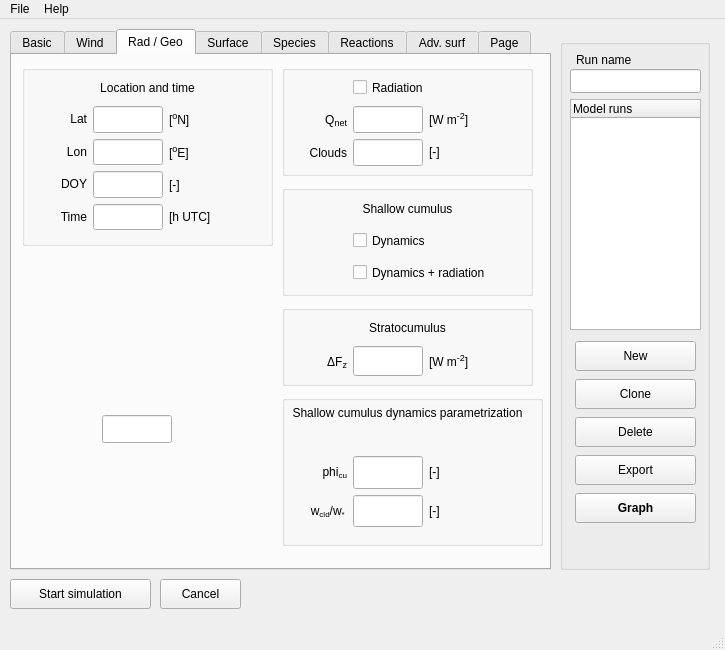
Above: mainwindow.ui from wouterkoks/modelgui before the change. Below: the same form after it.
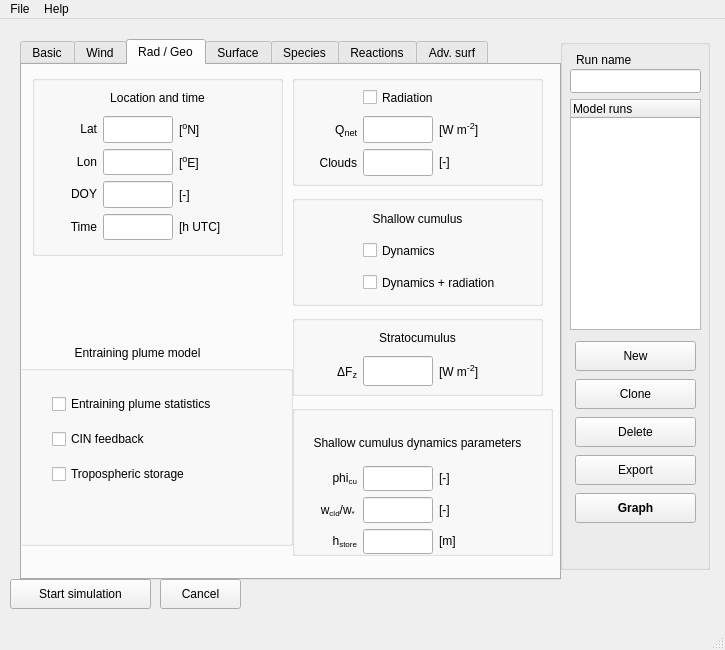
That is the form after the change. The open tabs and pages were chosen to show the change.

Commit message: latest version, CIN model not working properly

Patch:
```diff
--- a/mainwindow.ui
+++ b/mainwindow.ui
@@ -41,8 +41,8 @@
    <widget class="QTabWidget" name="tabWidget">
     <property name="geometry">
      <rect>
-      <x>10</x>
-      <y>10</y>
+      <x>20</x>
+      <y>20</y>
       <width>541</width>
       <height>541</height>
      </rect>
@@ -72,7 +72,7 @@
      <string>&lt;html&gt;&lt;head/&gt;&lt;body&gt;&lt;p&gt;Plume&lt;/p&gt;&lt;/body&gt;&lt;/html&gt;</string>
     </property>
     <property name="currentIndex">
-     <number>7</number>
+     <number>2</number>
     </property>
     <widget class="QWidget" name="generalTab">
      <attribute name="title">
@@ -4197,8 +4197,8 @@
         <rect>
          <x>10</x>
          <y>61</y>
-         <width>231</width>
-         <height>71</height>
+         <width>211</width>
+         <height>88</height>
         </rect>
        </property>
        <layout class="QGridLayout" name="cu_parameters">
@@ -4236,6 +4236,47 @@
           </property>
          </widget>
         </item>
+        <item row="0" column="1">
+         <widget class="QLineEdit" name="input_cu_phi_cu">
+          <property name="sizePolicy">
+           <sizepolicy hsizetype="Fixed" vsizetype="Expanding">
+            <horstretch>0</horstretch>
+            <verstretch>0</verstretch>
+           </sizepolicy>
+          </property>
+          <property name="minimumSize">
+           <size>
+            <width>70</width>
+            <height>0</height>
+           </size>
+          </property>
+          <property name="maximumSize">
+           <size>
+            <width>70</width>
+            <height>16777215</height>
+           </size>
+          </property>
+          <property name="toolTip">
+           <string>scaling factor for cumulus moisture flux (Van Stratum (2014))</string>
+          </property>
+          <property name="alignment">
+           <set>Qt::AlignRight|Qt::AlignTrailing|Qt::AlignVCenter</set>
+          </property>
+         </widget>
+        </item>
+        <item row="0" column="2">
+         <widget class="QLabel" name="unitlabel_cu_phi_cu">
+          <property name="toolTip">
+           <string/>
+          </property>
+          <property name="text">
+           <string>&lt;html&gt;[-]&lt;/html&gt;</string>
+          </property>
+          <property name="alignment">
+           <set>Qt::AlignLeading|Qt::AlignLeft|Qt::AlignVCenter</set>
+          </property>
+         </widget>
+        </item>
         <item row="1" column="2">
          <widget class="QLabel" name="unitlabel_cu_wcld_fact">
           <property name="toolTip">
@@ -4249,34 +4290,6 @@
           </property>
          </widget>
         </item>
-        <item row="1" column="1">
-         <widget class="QLineEdit" name="input_cu_wcld_fact">
-          <property name="sizePolicy">
-           <sizepolicy hsizetype="Fixed" vsizetype="Expanding">
-            <horstretch>0</horstretch>
-            <verstretch>0</verstretch>
-           </sizepolicy>
-          </property>
-          <property name="minimumSize">
-           <size>
-            <width>70</width>
-            <height>0</height>
-           </size>
-          </property>
-          <property name="maximumSize">
-           <size>
-            <width>70</width>
-            <height>16777215</height>
-           </size>
-          </property>
-          <property name="toolTip">
-           <string>ratio between cloud vertical velocity and Deardorff velocity</string>
-          </property>
-          <property name="alignment">
-           <set>Qt::AlignRight|Qt::AlignTrailing|Qt::AlignVCenter</set>
-          </property>
-         </widget>
-        </item>
         <item row="0" column="0">
          <widget class="QLabel" name="label_cu_phi_cu">
           <property name="sizePolicy">
@@ -4308,41 +4321,100 @@
           </property>
          </widget>
         </item>
-        <item row="0" column="2">
-         <widget class="QLabel" name="unitlabel_cu_phi_cu">
+        <item row="1" column="1">
+         <widget class="QLineEdit" name="input_cu_wcld_fact">
+          <property name="sizePolicy">
+           <sizepolicy hsizetype="Fixed" vsizetype="Expanding">
+            <horstretch>0</horstretch>
+            <verstretch>0</verstretch>
+           </sizepolicy>
+          </property>
+          <property name="minimumSize">
+           <size>
+            <width>70</width>
+            <height>0</height>
+           </size>
+          </property>
+          <property name="maximumSize">
+           <size>
+            <width>70</width>
+            <height>16777215</height>
+           </size>
+          </property>
+          <property name="toolTip">
+           <string>ratio between cloud vertical velocity and Deardorff velocity</string>
+          </property>
+          <property name="alignment">
+           <set>Qt::AlignRight|Qt::AlignTrailing|Qt::AlignVCenter</set>
+          </property>
+         </widget>
+        </item>
+        <item row="2" column="1">
+         <widget class="QLineEdit" name="input_cu_hstore">
+          <property name="sizePolicy">
+           <sizepolicy hsizetype="Fixed" vsizetype="Expanding">
+            <horstretch>0</horstretch>
+            <verstretch>0</verstretch>
+           </sizepolicy>
+          </property>
+          <property name="minimumSize">
+           <size>
+            <width>70</width>
+            <height>0</height>
+           </size>
+          </property>
+          <property name="maximumSize">
+           <size>
+            <width>70</width>
+            <height>16777215</height>
+           </size>
+          </property>
+          <property name="toolTip">
+           <string>depth of layer in which cloud mass-flux is stored</string>
+          </property>
+          <property name="alignment">
+           <set>Qt::AlignRight|Qt::AlignTrailing|Qt::AlignVCenter</set>
+          </property>
+         </widget>
+        </item>
+        <item row="2" column="2">
+         <widget class="QLabel" name="unitlabel_cu_wcld_fact_2">
           <property name="toolTip">
            <string/>
           </property>
           <property name="text">
-           <string>&lt;html&gt;[-]&lt;/html&gt;</string>
+           <string>&lt;html&gt;&lt;head/&gt;&lt;body&gt;&lt;p&gt;[m]&lt;/p&gt;&lt;/body&gt;&lt;/html&gt;</string>
           </property>
           <property name="alignment">
            <set>Qt::AlignLeading|Qt::AlignLeft|Qt::AlignVCenter</set>
           </property>
          </widget>
         </item>
-        <item row="0" column="1">
-         <widget class="QLineEdit" name="input_cu_phi_cu">
+        <item row="2" column="0">
+         <widget class="QLabel" name="label_cu_phi_cu_2">
           <property name="sizePolicy">
-           <sizepolicy hsizetype="Fixed" vsizetype="Expanding">
+           <sizepolicy hsizetype="Fixed" vsizetype="Preferred">
             <horstretch>0</horstretch>
             <verstretch>0</verstretch>
            </sizepolicy>
           </property>
           <property name="minimumSize">
            <size>
-            <width>70</width>
+            <width>55</width>
             <height>0</height>
            </size>
           </property>
           <property name="maximumSize">
            <size>
-            <width>70</width>
+            <width>55</width>
             <height>16777215</height>
            </size>
           </property>
           <property name="toolTip">
-           <string>scaling factor for cumulus moisture flux</string>
+           <string/>
+          </property>
+          <property name="text">
+           <string>&lt;html&gt;&lt;head/&gt;&lt;body&gt;&lt;p&gt;h&lt;span style=&quot; vertical-align:sub;&quot;&gt;store&lt;/span&gt;&lt;/p&gt;&lt;/body&gt;&lt;/html&gt;</string>
           </property>
           <property name="alignment">
            <set>Qt::AlignRight|Qt::AlignTrailing|Qt::AlignVCenter</set>
@@ -4355,51 +4427,82 @@
        <property name="geometry">
         <rect>
          <x>0</x>
-         <y>10</y>
+         <y>30</y>
          <width>251</width>
          <height>16</height>
         </rect>
        </property>
        <property name="text">
-        <string>Shallow cumulus dynamics parametrization</string>
+        <string>Shallow cumulus dynamics parameters</string>
        </property>
        <property name="alignment">
         <set>Qt::AlignCenter</set>
        </property>
       </widget>
      </widget>
-     <widget class="QLineEdit" name="input_rad_dFz_2">
+     <widget class="QGroupBox" name="rad_group_4">
       <property name="geometry">
        <rect>
-        <x>90</x>
-        <y>360</y>
-        <width>70</width>
-        <height>28</height>
+        <x>-30</x>
+        <y>300</y>
+        <width>301</width>
+        <height>181</height>
        </rect>
       </property>
-      <property name="sizePolicy">
-       <sizepolicy hsizetype="Fixed" vsizetype="Expanding">
-        <horstretch>0</horstretch>
-        <verstretch>0</verstretch>
-       </sizepolicy>
+      <property name="title">
+       <string/>
       </property>
-      <property name="minimumSize">
-       <size>
-        <width>70</width>
-        <height>0</height>
-       </size>
+      <widget class="QWidget" name="gridLayoutWidget_21">
+       <property name="geometry">
+        <rect>
+         <x>60</x>
+         <y>20</y>
+         <width>191</width>
+         <height>111</height>
+        </rect>
+       </property>
+       <layout class="QGridLayout" name="rad_grid1_2">
+        <property name="sizeConstraint">
+         <enum>QLayout::SetMinimumSize</enum>
+        </property>
+        <item row="2" column="0">
+         <widget class="QCheckBox" name="sw_cin">
+          <property name="text">
+           <string>CIN feedback</string>
+          </property>
+         </widget>
+        </item>
+        <item row="0" column="0">
+         <widget class="QCheckBox" name="sw_plume">
+          <property name="text">
+           <string>Entraining plume statistics</string>
+          </property>
+         </widget>
+        </item>
+        <item row="3" column="0">
+         <widget class="QCheckBox" name="sw_ft_storage">
+          <property name="text">
+           <string>Tropospheric storage</string>
+          </property>
+         </widget>
+        </item>
+       </layout>
+      </widget>
+     </widget>
+     <widget class="QLabel" name="label_5">
+      <property name="geometry">
+       <rect>
+        <x>-10</x>
+        <y>280</y>
+        <width>251</width>
+        <height>16</height>
+       </rect>
       </property>
-      <property name="maximumSize">
-       <size>
-        <width>70</width>
-        <height>16777215</height>
-       </size>
-      </property>
-      <property name="toolTip">
-       <string>Cloud top radiative divergence</string>
+      <property name="text">
+       <string>Entraining plume model</string>
       </property>
       <property name="alignment">
-       <set>Qt::AlignRight|Qt::AlignTrailing|Qt::AlignVCenter</set>
+       <set>Qt::AlignCenter</set>
       </property>
      </widget>
     </widget>
@@ -9388,50 +9491,6 @@
       </widget>
      </widget>
     </widget>
-    <widget class="QWidget" name="PlumeTab">
-     <attribute name="title">
-      <string>Page</string>
-     </attribute>
-     <widget class="QCheckBox" name="sw_plume">
-      <property name="geometry">
-       <rect>
-        <x>10</x>
-        <y>20</y>
-        <width>201</width>
-        <height>23</height>
-       </rect>
-      </property>
-      <property name="text">
-       <string>Entraining plume model </string>
-      </property>
-     </widget>
-     <widget class="QCheckBox" name="sw_cin">
-      <property name="geometry">
-       <rect>
-        <x>40</x>
-        <y>50</y>
-        <width>171</width>
-        <height>23</height>
-       </rect>
-      </property>
-      <property name="text">
-       <string>CIN feedback</string>
-      </property>
-     </widget>
-     <widget class="QCheckBox" name="sw_ft_storage">
-      <property name="geometry">
-       <rect>
-        <x>40</x>
-        <y>70</y>
-        <width>171</width>
-        <height>23</height>
-       </rect>
-      </property>
-      <property name="text">
-       <string>Tropospheric storage</string>
-      </property>
-     </widget>
-    </widget>
    </widget>
    <widget class="QGroupBox" name="modelrunsGroup">
     <property name="geometry">
@@ -9662,7 +9721,7 @@
      <x>0</x>
      <y>0</y>
      <width>725</width>
-     <height>26</height>
+     <height>22</height>
     </rect>
    </property>
    <widget class="QMenu" name="menuFile">
```
The commit also changes 13 other files.
